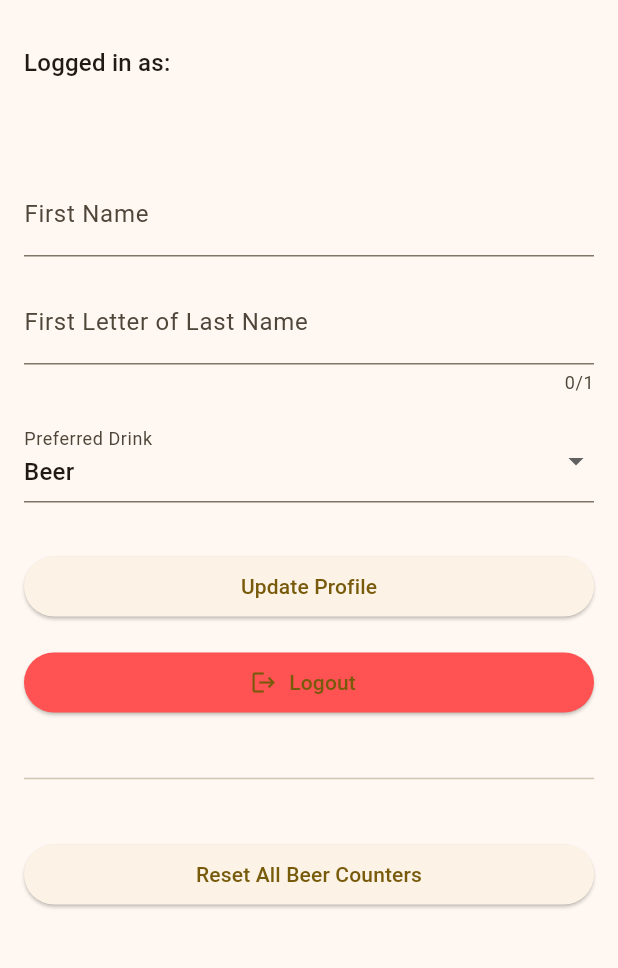
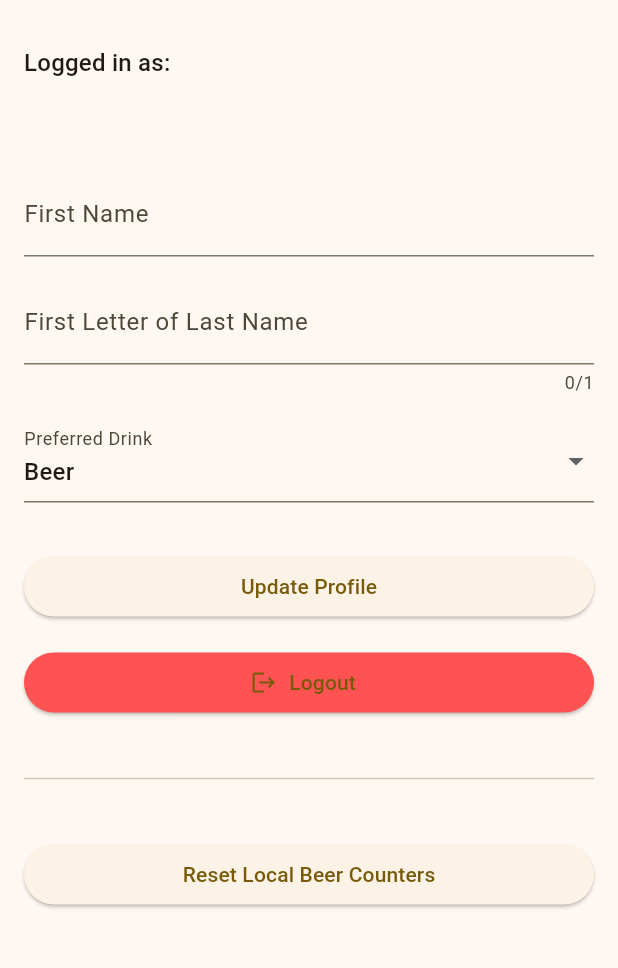
Before and after one commit to Otaking64/biertijd_flutter, a Flutter app: the AccountScreen screen opened directly with empty values, on a phone screen of 412 x 824 dp, the part 63-1031 px from its top. Run offline on Flutter 3.47's test engine with Material 3 defaults, Android fonts, the phone set to English and light mode, and no system bars; our stand-ins replace confetti, firebase_auth, firebase_core, firebase_database, qr_flutter, shared_preferences; missing offline and left inert: mobile_scanner; accounts and stored records are empty; generated files the repository leaves out were written again.

Commit message:
make it so only local counters can be reset

```diff
--- a/lib/gen/l10n/app_localizations.dart
+++ b/lib/gen/l10n/app_localizations.dart
@@ -527,7 +527,7 @@ abstract class AppLocalizations {
   /// No description provided for @resetCountersConfirmation.
   ///
   /// In en, this message translates to:
-  /// **'Are you sure you want to reset all beer counters?'**
+  /// **'Are you sure you want to reset the local beer counters?'**
   String get resetCountersConfirmation;
 
   /// No description provided for @resetButton.
@@ -545,7 +545,7 @@ abstract class AppLocalizations {
   /// No description provided for @resetAllCountersButton.
   ///
   /// In en, this message translates to:
-  /// **'Reset All Beer Counters'**
+  /// **'Reset Local Beer Counters'**
   String get resetAllCountersButton;
 }
 
--- a/lib/gen/l10n/app_localizations_en.dart
+++ b/lib/gen/l10n/app_localizations_en.dart
@@ -237,7 +237,7 @@ class AppLocalizationsEn extends AppLocalizations {
 
   @override
   String get resetCountersConfirmation =>
-      'Are you sure you want to reset all beer counters?';
+      'Are you sure you want to reset the local beer counters?';
 
   @override
   String get resetButton => 'Reset';
@@ -246,5 +246,5 @@ class AppLocalizationsEn extends AppLocalizations {
   String get countersResetSuccess => 'Counters have been reset.';
 
   @override
-  String get resetAllCountersButton => 'Reset All Beer Counters';
+  String get resetAllCountersButton => 'Reset Local Beer Counters';
 }
--- a/lib/gen/l10n/app_localizations_nl.dart
+++ b/lib/gen/l10n/app_localizations_nl.dart
@@ -240,7 +240,7 @@ class AppLocalizationsNl extends AppLocalizations {
 
   @override
   String get resetCountersConfirmation =>
-      'Weet u zeker dat u alle biertellers wilt resetten?';
+      'Weet u zeker dat u de lokale biertellers wilt resetten?';
 
   @override
   String get resetButton => 'Resetten';
@@ -249,5 +249,5 @@ class AppLocalizationsNl extends AppLocalizations {
   String get countersResetSuccess => 'Tellers zijn gereset.';
 
   @override
-  String get resetAllCountersButton => 'Alle Biertellers Resetten';
+  String get resetAllCountersButton => 'Lokale Biertellers Resetten';
 }
--- a/lib/l10n/app_en.arb
+++ b/lib/l10n/app_en.arb
@@ -74,8 +74,8 @@
   "updateProfileButton": "Update Profile",
   "logoutButton": "Logout",
   "resetCountersTitle": "Reset Counters",
-  "resetCountersConfirmation": "Are you sure you want to reset all beer counters?",
+  "resetCountersConfirmation": "Are you sure you want to reset the local beer counters?",
   "resetButton": "Reset",
   "countersResetSuccess": "Counters have been reset.",
-  "resetAllCountersButton": "Reset All Beer Counters"
+  "resetAllCountersButton": "Reset Local Beer Counters"
 }
--- a/lib/l10n/app_nl.arb
+++ b/lib/l10n/app_nl.arb
@@ -71,8 +71,8 @@
   "updateProfileButton": "Profiel bijwerken",
   "logoutButton": "Uitloggen",
   "resetCountersTitle": "Tellers resetten",
-  "resetCountersConfirmation": "Weet u zeker dat u alle biertellers wilt resetten?",
+  "resetCountersConfirmation": "Weet u zeker dat u de lokale biertellers wilt resetten?",
   "resetButton": "Resetten",
   "countersResetSuccess": "Tellers zijn gereset.",
-  "resetAllCountersButton": "Alle Biertellers Resetten"
+  "resetAllCountersButton": "Lokale Biertellers Resetten"
 }
```
Also changed, not shown: lib/name_list_screen.dart (+3 -20 lines), lib/qr_scanner_screen.dart (+2 -6 lines).
